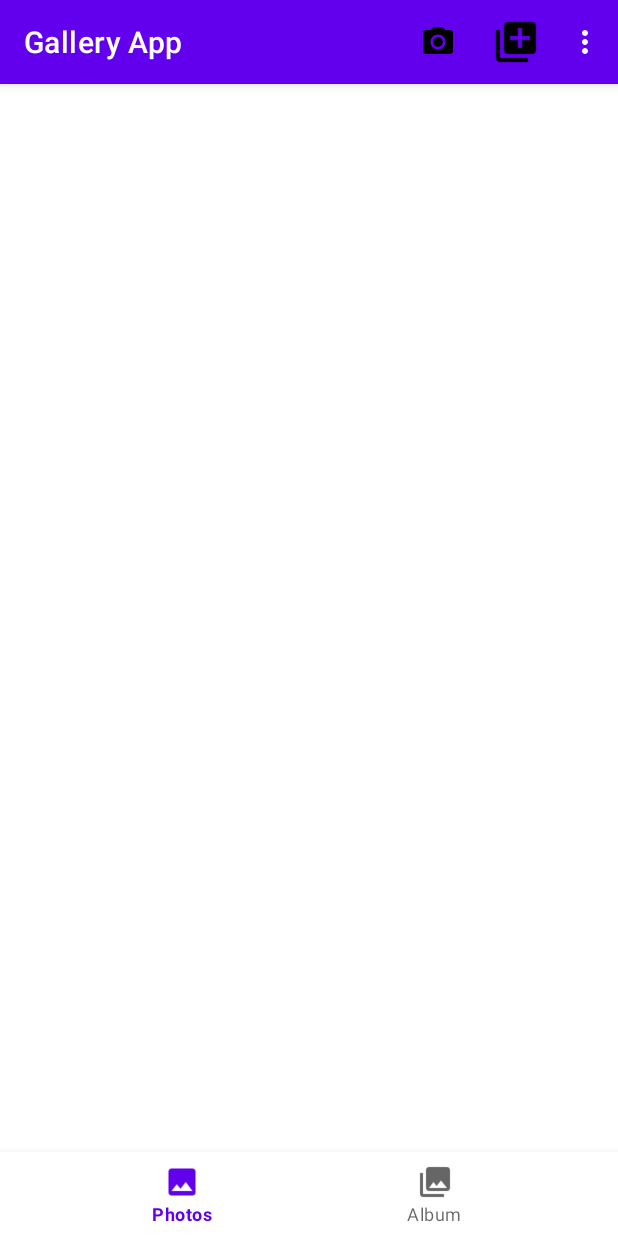
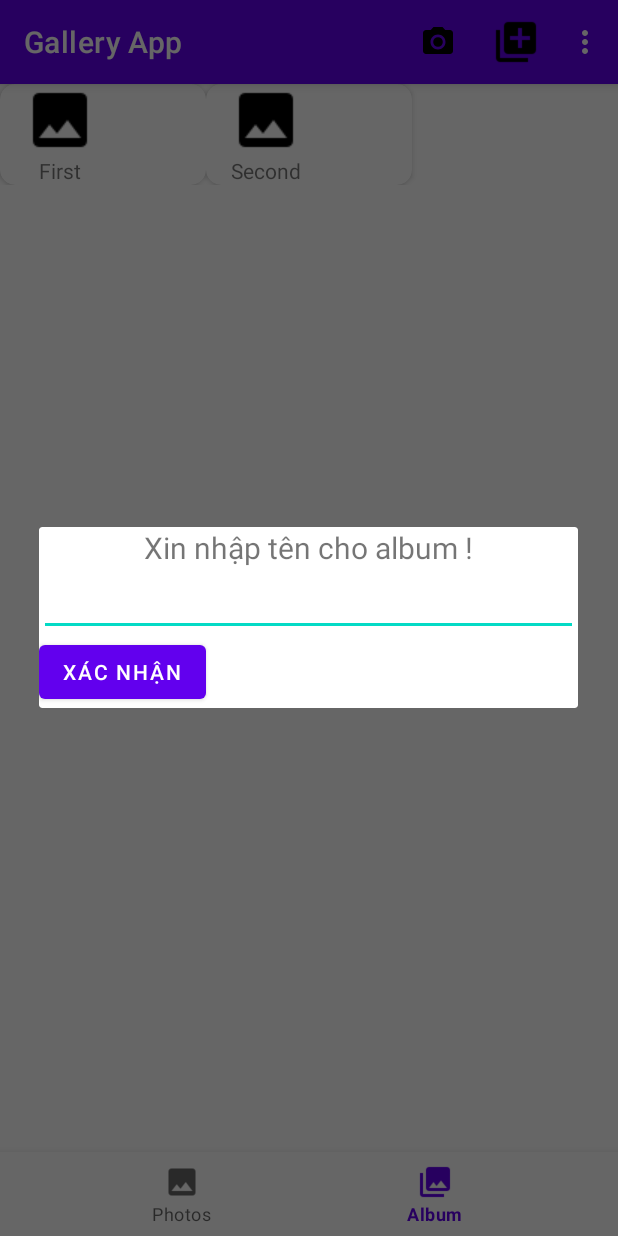
Before and after one commit to lyhai1502/GalleryApp, an Android app: the screen it shows after launch (MainActivity), after a tap on "Add Album", on a phone screen of 412 x 824 dp. Run offline under Robolectric (Android 15) with nearby library versions, the phone set to English and light mode, and no system bars.

Commit message:
Update chức năng album và fix bug của Quang Minh về load ảnh

```diff
--- a/app/build.gradle
+++ b/app/build.gradle
@@ -43,4 +43,7 @@ dependencies {
     implementation "androidx.recyclerview:recyclerview:1.2.1"
     // For control over item selection of both touch and mouse driven selection
     implementation "androidx.recyclerview:recyclerview-selection:1.1.0"
+
+    //Add CardView
+    implementation "androidx.cardview:cardview:1.0.0"
 }
--- /dev/null
+++ b/app/src/main/java/com/example/galleryapp/Fragment/Album/AlbumAdapter.java
@@ -0,0 +1,59 @@
+package com.example.galleryapp.Fragment.Album;
+
+import android.graphics.Bitmap;
+import android.graphics.BitmapFactory;
+import android.view.LayoutInflater;
+import android.view.View;
+import android.view.ViewGroup;
+import android.widget.ImageView;
+import android.widget.TextView;
+
+import androidx.annotation.NonNull;
+import androidx.recyclerview.widget.RecyclerView;
+
+import com.example.galleryapp.R;
+
+import java.io.File;
+import java.util.ArrayList;
+
+//Class này sẽ làm Adapter cho từng thành phần Albụm
+public class AlbumAdapter extends RecyclerView.Adapter<AlbumAdapter.AlbumViewHolder> {
+
+    private ArrayList<String> names;
+
+    public AlbumAdapter(ArrayList<String> names){
+        this.names = names;
+    }
+
+    @NonNull
+    @Override
+    public AlbumViewHolder onCreateViewHolder(@NonNull ViewGroup parent, int viewType) {
+        View recyclerViewAlbum = LayoutInflater.from(parent.getContext()).inflate(R.layout.album_layout_adapter,parent,false);
+        return new AlbumViewHolder(recyclerViewAlbum);
+    }
+
+    @Override
+    public void onBindViewHolder(@NonNull AlbumViewHolder holder, int position) {
+
+        holder.album_textView.setText(names.get(position));
+
+    }
+
+    @Override
+    public int getItemCount() {
+        return names.size();
+    }
+
+    class AlbumViewHolder extends RecyclerView.ViewHolder{
+
+        //public ImageView album_imgView;
+        public TextView album_textView;
+
+        public AlbumViewHolder(@NonNull View itemView) {
+            super(itemView);
+            //album_imgView = itemView.findViewById(R.id.album_imgView);
+            album_textView = itemView.findViewById(R.id.album_textView);
+
+        }
+    }
+}
--- a/app/src/main/java/com/example/galleryapp/Fragment/Album/CreateAlbumDialog.java
+++ b/app/src/main/java/com/example/galleryapp/Fragment/Album/CreateAlbumDialog.java
@@ -1,2 +1,67 @@
-package com.example.galleryapp.Fragment.Album;public class CreateAlbumDialog {
+package com.example.galleryapp.Fragment.Album;
+
+import android.app.Activity;
+import android.app.AlertDialog;
+import android.app.Dialog;
+import android.content.Context;
+import android.content.DialogInterface;
+import android.os.Bundle;
+import android.view.LayoutInflater;
+import android.view.View;
+import android.widget.Button;
+import android.widget.EditText;
+
+import androidx.annotation.NonNull;
+import androidx.annotation.Nullable;
+import androidx.appcompat.app.AppCompatDialog;
+import androidx.appcompat.app.AppCompatDialogFragment;
+
+import com.example.galleryapp.MainActivity;
+import com.example.galleryapp.R;
+
+
+//Class này để tạo ra một Dialog để nhập tên cho Album
+// Sẽ sử dụng layout: create_album_dialog_layout.xml
+public class CreateAlbumDialog extends AppCompatDialogFragment {
+
+    private MainActivity activity;
+
+    public CreateAlbumDialog(MainActivity activity){
+        this.activity = activity;
+    }
+
+
+
+    @NonNull
+    @Override
+    public Dialog onCreateDialog(@Nullable Bundle savedInstanceState) {
+        AlertDialog.Builder builder = new AlertDialog.Builder(getActivity());
+
+        //Lấy view cho layout create_album_dialog_layout.xml
+        View view = getActivity().getLayoutInflater().inflate(R.layout.create_album_dialog_layout,null);
+
+        builder.setView(view);
+
+        Dialog dialog = builder.create();
+        Button createAlbum_confirmButton = view.findViewById(R.id.createAlbum_confirmButton);
+
+        createAlbum_confirmButton.setOnClickListener(new View.OnClickListener() {
+            @Override
+            public void onClick(View v) {
+                dialog.cancel();
+                EditText albumName_editTxt = view.findViewById(R.id.albumName_editTxt);
+
+                activity.passAlbumName(albumName_editTxt.getText().toString());
+            }
+        });
+
+        return dialog;
+        //return super.onCreateDialog(savedInstanceState);
+    }
+
+    //Interface để truyền dữ liệu qua cho MainActivity
+    public interface ICreateAlbumDialog{
+        public void passAlbumName(String albumName);
+    }
+
 }
--- a/app/src/main/java/com/example/galleryapp/Fragment/AlbumFragment.java
+++ b/app/src/main/java/com/example/galleryapp/Fragment/AlbumFragment.java
@@ -8,14 +8,35 @@ import android.view.ViewGroup;
 import androidx.annotation.NonNull;
 import androidx.annotation.Nullable;
 import androidx.fragment.app.Fragment;
+import androidx.recyclerview.widget.GridLayoutManager;
+import androidx.recyclerview.widget.LinearLayoutManager;
+import androidx.recyclerview.widget.RecyclerView;
 
+import com.example.galleryapp.Fragment.Album.AlbumAdapter;
+import com.example.galleryapp.MainActivity;
 import com.example.galleryapp.R;
 
 public class AlbumFragment extends Fragment {
+
+    private RecyclerView album_recyclerview;
+    private AlbumAdapter adapter;
     @Nullable
     @Override
     public View onCreateView(@NonNull LayoutInflater inflater, @Nullable ViewGroup container, @Nullable Bundle savedInstanceState) {
         View view = inflater.inflate(R.layout.fragment_album, container, false);
+
+        album_recyclerview = view.findViewById(R.id.album_recyclerview);
+        GridLayoutManager gridLayoutManager = new GridLayoutManager(getActivity(),3);
+        album_recyclerview.setLayoutManager(gridLayoutManager);
+
+        MainActivity mainActivity = (MainActivity) getActivity();
+        adapter = new AlbumAdapter(mainActivity.albumNames);
+
+        album_recyclerview.setAdapter(adapter);
         return view;
     }// onCreateView
+
+    public AlbumAdapter getAlbumAdapter(){
+        return adapter;
+    }
 }
--- a/app/src/main/java/com/example/galleryapp/Fragment/ImageDataAdapter.java
+++ b/app/src/main/java/com/example/galleryapp/Fragment/ImageDataAdapter.java
@@ -34,6 +34,7 @@ public class ImageDataAdapter extends RecyclerView.Adapter<ImageDataAdapter.Imag
         return new ImageDataViewHolder(view);
     }
 
+    //Xử lý với mỗi position từ mảng đầu vào là img_path thì sẽ đưa lên giao diện như thế nào
     @Override
     public void onBindViewHolder(@NonNull ImageDataViewHolder holder, int position) {
         String img_path_current = img_path.get(position);
--- a/app/src/main/java/com/example/galleryapp/Fragment/ViewPagerAdapter.java
+++ b/app/src/main/java/com/example/galleryapp/Fragment/ViewPagerAdapter.java
@@ -5,12 +5,19 @@ import androidx.fragment.app.Fragment;
 import androidx.fragment.app.FragmentManager;
 import androidx.fragment.app.FragmentStatePagerAdapter;
 
+import com.example.galleryapp.Fragment.Album.AlbumAdapter;
 import com.example.galleryapp.Fragment.AlbumFragment;
 import com.example.galleryapp.Fragment.PhotosFragment;
 
 public class ViewPagerAdapter extends FragmentStatePagerAdapter {
+
+    AlbumFragment album_fragment;
+    PhotosFragment photo_fragment;
+
     public ViewPagerAdapter(@NonNull FragmentManager fm, int behavior) {
         super(fm, behavior);
+        album_fragment = new AlbumFragment();
+        photo_fragment = new PhotosFragment();
     }
 
     @NonNull
@@ -18,9 +25,11 @@ public class ViewPagerAdapter extends FragmentStatePagerAdapter {
     public Fragment getItem(int position) {
         switch (position){
             case 1:
-                return new AlbumFragment();
+                // để chia Album
+                return album_fragment;
             default:
-                return new PhotosFragment();
+                // xuất hiện toàn bộ ảnh trong máy
+                return photo_fragment;
         }
     }
 
@@ -28,4 +37,8 @@ public class ViewPagerAdapter extends FragmentStatePagerAdapter {
     public int getCount() {
         return 2;
     }
+
+    public AlbumAdapter getAlbumAdapter(){
+        return album_fragment.getAlbumAdapter();
+    }
 }
--- a/app/src/main/java/com/example/galleryapp/ImageLoader.java
+++ b/app/src/main/java/com/example/galleryapp/ImageLoader.java
@@ -61,10 +61,10 @@ public class ImageLoader {
         };
 
         cursor = context.getContentResolver().query(uri,projection,null,null,null);
-        int columIndexData = cursor.getColumnIndexOrThrow(MediaStore.MediaColumns.DATA);
+        //int columIndexData = cursor.getColumnIndexOrThrow(MediaStore.MediaColumns.DATA);
 
         while(cursor.moveToNext()){
-            imagePath = cursor.getString(columIndexData);
+            imagePath = cursor.getString(cursor.getColumnIndexOrThrow(MediaStore.MediaColumns.DATA));
             _imgPath.add(imagePath);
             Log.d("Path", imagePath);
         }
--- a/app/src/main/java/com/example/galleryapp/MainActivity.java
+++ b/app/src/main/java/com/example/galleryapp/MainActivity.java
@@ -1,43 +1,50 @@
 package com.example.galleryapp;
+
+import android.annotation.SuppressLint;
+import android.content.Context;
+import android.content.Intent;
+import android.os.Bundle;
+import android.util.Log;
+import android.view.Menu;
+import android.view.MenuInflater;
+import android.view.MenuItem;
+import android.widget.Toast;
 
 import androidx.annotation.NonNull;
 import androidx.appcompat.app.AppCompatActivity;
 import androidx.fragment.app.FragmentStatePagerAdapter;
 import androidx.viewpager.widget.ViewPager;
 
-
-import android.annotation.SuppressLint;
-import android.app.Activity;
-import android.content.Intent;
-import android.os.Bundle;
-import android.view.Menu;
-import android.view.MenuInflater;
-import android.view.MenuItem;
-import android.widget.Toast;
-
 import com.example.galleryapp.Fragment.ViewPagerAdapter;
 import com.example.galleryapp.Options.activity_favorites;
 import com.example.galleryapp.Options.activity_recyclebin;
 import com.google.android.material.bottomnavigation.BottomNavigationView;
+import com.example.galleryapp.Fragment.Album.CreateAlbumDialog;
 
-import java.util.List;
+import java.util.ArrayList;
 
-public class MainActivity extends AppCompatActivity {
+public class MainActivity extends AppCompatActivity
+        implements  CreateAlbumDialog.ICreateAlbumDialog {
 
+    //Màn hình chuyển qua lại giữa toàn bộ hình ảnh và album
+    private ViewPager viewPager;
+    //Thanh navigate chuyển qua lại cho viewPager
     private BottomNavigationView navigationView;
-    private ViewPager viewPager;
-
+    private ViewPagerAdapter viewPagerAdapter;
+    public ArrayList<String> albumNames = new ArrayList<String>();
 
     @Override
     protected void onCreate(Bundle savedInstanceState) {
         super.onCreate(savedInstanceState);
         setContentView(R.layout.activity_main);
 
-
-
         navigationView = findViewById(R.id.bottom_nav);
         viewPager = findViewById(R.id.view_pager);
 
+        albumNames.add("First");
+        albumNames.add("Second");
+
+        //Gắn adapter cho viewPager và navigationView, là một phương thức ở dưới class MainActivity
         setUpViewPager();
 
         navigationView.setOnNavigationItemSelectedListener(new BottomNavigationView.OnNavigationItemSelectedListener() {
@@ -58,7 +65,9 @@ public class MainActivity extends AppCompatActivity {
     }
 
     private void setUpViewPager(){
-        ViewPagerAdapter viewPagerAdapter = new ViewPagerAdapter(getSupportFragmentManager(), FragmentStatePagerAdapter.BEHAVIOR_RESUME_ONLY_CURRENT_FRAGMENT);
+
+        //Muốn thêm một trang chuyển thì vào class ViewPagerAdapter để đọc !
+        viewPagerAdapter = new ViewPagerAdapter(getSupportFragmentManager(), FragmentStatePagerAdapter.BEHAVIOR_RESUME_ONLY_CURRENT_FRAGMENT);
         viewPager.setAdapter(viewPagerAdapter);
 
         viewPager.addOnPageChangeListener(new ViewPager.OnPageChangeListener() {
@@ -81,7 +90,7 @@ public class MainActivity extends AppCompatActivity {
 
             @Override
             public void onPageScrollStateChanged(int state) {
-
+                //do nothing
             }
         });
     }
@@ -93,6 +102,7 @@ public class MainActivity extends AppCompatActivity {
         return true;
     }
 
+    //Hàm này sẽ là hàm thực hiện các chức năng khi ta bấm nút
     @Override
     public boolean onOptionsItemSelected(@NonNull MenuItem item) {
         switch (item.getItemId()){
@@ -100,7 +110,13 @@ public class MainActivity extends AppCompatActivity {
                 Toast.makeText(this,"Camera", Toast.LENGTH_SHORT).show();
                 return true;
             case R.id.itemAddAlbum:
-                Toast.makeText(this,"Add new album", Toast.LENGTH_SHORT).show();
+                viewPager.setCurrentItem(1);
+
+                CreateAlbumDialog dialog = new CreateAlbumDialog(this);
+                dialog.show(getSupportFragmentManager(),"create album");
+
+
+                //Toast.makeText(this,"Add new album", Toast.LENGTH_SHORT).show();
                 return true;
             case R.id.itemFavorites:
                 Toast.makeText(this,"Ảnh yêu thích", Toast.LENGTH_SHORT).show();
@@ -133,4 +149,14 @@ public class MainActivity extends AppCompatActivity {
         startActivity(intent);
     }
 
+
+    //Hàm passAlbumName được implements từ interface ICreateAlbumDialog ở class CreateAlbumDialog
+    //Dùng để truyền dữ liệu từ fragment Dialog về cho MainActivity
+    @Override
+    public void passAlbumName(String albumName) {
+        albumNames.add(albumName);
+        viewPagerAdapter.getAlbumAdapter().notifyDataSetChanged();
+        Log.d("albumName",albumName);
+
+    }
 }
--- /dev/null
+++ b/app/src/main/res/layout/album_layout_adapter.xml
@@ -0,0 +1,35 @@
+<?xml version="1.0" encoding="utf-8"?>
+<androidx.cardview.widget.CardView xmlns:android="http://schemas.android.com/apk/res/android"
+    android:layout_width="match_parent"
+    android:layout_height="wrap_content"
+    xmlns:app="http://schemas.android.com/apk/res-auto"
+    app:cardCornerRadius="10dp"
+    android:outlineAmbientShadowColor="@color/cardview_light_background"
+
+    >
+
+
+   <RelativeLayout
+       android:layout_width="80dp"
+       android:layout_height="wrap_content"
+   >
+
+       <ImageView
+           android:layout_width="match_parent"
+           android:layout_height="wrap_content"
+           android:id="@+id/album_imgView"
+           android:src ="@drawable/photo"
+           ></ImageView>
+
+       <TextView
+           android:layout_width="match_parent"
+           android:layout_height="wrap_content"
+           android:id="@+id/album_textView"
+           android:layout_alignParentTop="@+id/album_imgView"
+           android:layout_below="@+id/album_imgView"
+           android:text="Name"
+           android:textAlignment="center"
+           ></TextView>
+
+   </RelativeLayout>
+</androidx.cardview.widget.CardView>
--- a/app/src/main/res/layout/create_album_dialog_layout.xml
+++ b/app/src/main/res/layout/create_album_dialog_layout.xml
@@ -1,7 +1,28 @@
 <?xml version="1.0" encoding="utf-8"?>
 <LinearLayout xmlns:android="http://schemas.android.com/apk/res/android"
-             android:orientation="vertical"
-             android:layout_width="match_parent"
-             android:layout_height="match_parent">
+    android:orientation="vertical"
+    android:layout_width="match_parent"
+    android:layout_height="match_parent">
 
+    <TextView
+        android:layout_width="match_parent"
+        android:layout_height="wrap_content"
+        android:text="Xin nhập tên cho album !"
+        android:textSize="20dp"
+        android:textAlignment="center"
+        ></TextView>
+
+    <EditText
+        android:id="@+id/albumName_editTxt"
+        android:layout_width="match_parent"
+        android:layout_height="wrap_content"
+
+        ></EditText>
+
+    <Button
+        android:layout_width="wrap_content"
+        android:layout_height="wrap_content"
+        android:textAlignment="center"
+        android:id="@+id/createAlbum_confirmButton"
+        android:text="Xác nhận"></Button>
 </LinearLayout>
--- a/app/src/main/res/layout/fragment_album.xml
+++ b/app/src/main/res/layout/fragment_album.xml
@@ -6,12 +6,18 @@
     android:background="@android:color/white">
 
 
-    <TextView
+<!--    <TextView-->
+<!--        android:layout_height="wrap_content"-->
+<!--        android:layout_width="wrap_content"-->
+<!--        android:text="Album fragment"-->
+<!--        android:layout_centerInParent="true"-->
+<!--        android:textColor="@android:color/holo_blue_dark"-->
+<!--        android:textSize="30sp"/>-->
+
+    <androidx.recyclerview.widget.RecyclerView
         android:layout_height="wrap_content"
-        android:layout_width="wrap_content"
-        android:text="Album fragment"
-        android:layout_centerInParent="true"
-        android:textColor="@android:color/holo_blue_dark"
-        android:textSize="30sp"/>
+        android:layout_width="match_parent"
+        android:id="@+id/album_recyclerview"
+        ></androidx.recyclerview.widget.RecyclerView>
 
 </RelativeLayout>
--- a/app/src/main/res/layout/image_layout_gallery.xml
+++ b/app/src/main/res/layout/image_layout_gallery.xml
@@ -11,6 +11,7 @@
         android:id="@+id/img_gallery"
         android:layout_width="106dp"
         android:layout_height="70dp"
-        android:src="@drawable/album"></ImageView>
+        android:src="@drawable/album"
+        ></ImageView>
 
 </LinearLayout>
```
